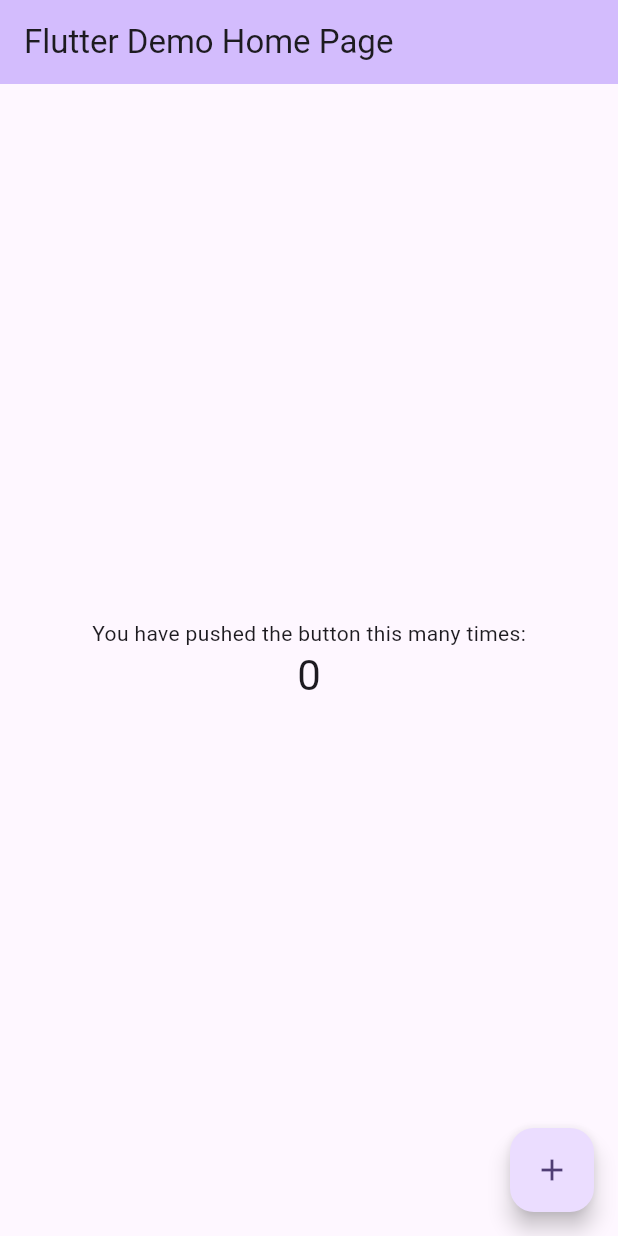
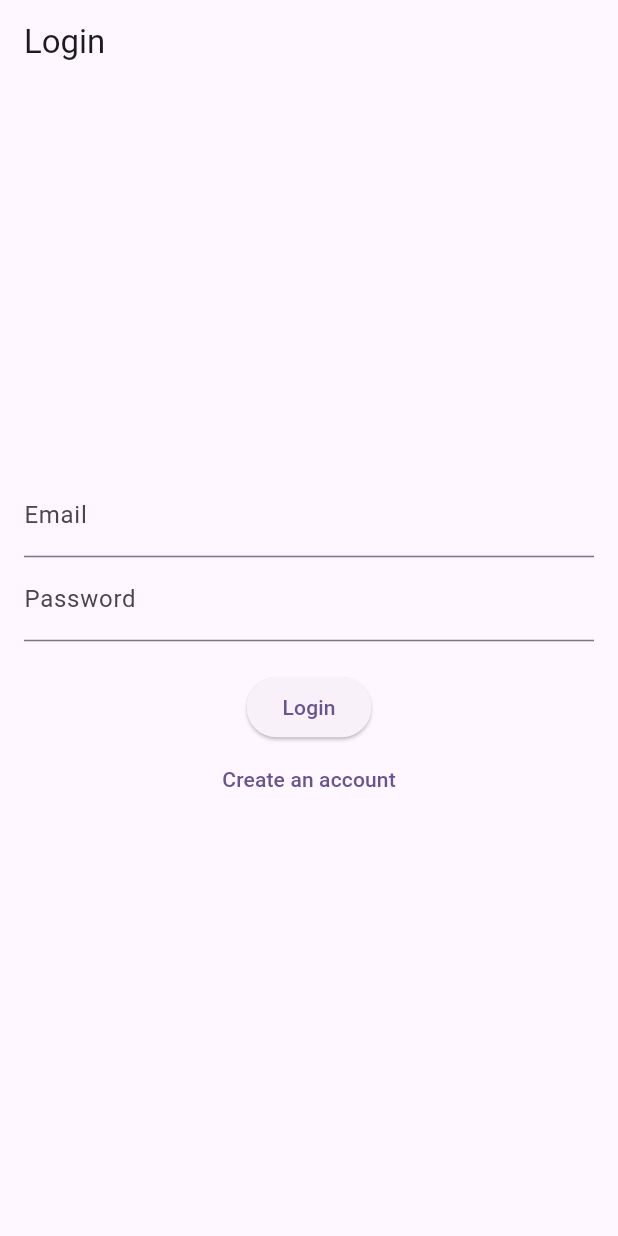
Before and after one commit to RiTa-23/MokumokuHazard, a Flutter app: the screen it shows after launch, on a phone screen of 412 x 824 dp. Run offline on Flutter 3.47's test engine with Material 3 defaults, Android fonts, the phone set to English and light mode, and no system bars; our stand-ins replace firebase_auth, firebase_core; accounts and stored records are empty.

Commit message:
add:ログイン・アカウント登録のひな型作成

```diff
--- /dev/null
+++ b/lib/auth_gate.dart
@@ -0,0 +1,97 @@
+import 'package:flutter/material.dart';
+import 'package:firebase_auth/firebase_auth.dart';
+import 'sample_page.dart'; // 遷移先画面のインポート
+
+class LoginPage extends StatefulWidget {
+  @override
+  _LoginPageState createState() => _LoginPageState();
+}
+
+class _LoginPageState extends State<LoginPage> {
+  bool _isLogin = true;
+  String email = '';
+  String password = '';
+  String infoText = '';
+
+  @override
+  Widget build(BuildContext context) {
+    return Scaffold(
+      appBar: AppBar(
+        title: Text(_isLogin ? 'Login' : 'Register'),
+      ),
+      body: Padding(
+        padding: const EdgeInsets.all(16.0),
+        child: Column(
+          mainAxisAlignment: MainAxisAlignment.center,
+          children: [
+            TextField(
+              decoration: InputDecoration(labelText: 'Email'),
+              onChanged: (value) {
+                setState(() {
+                  email = value;
+                });
+              },
+            ),
+            TextField(
+              decoration: InputDecoration(labelText: 'Password'),
+              obscureText: true,
+              onChanged: (value) {
+                setState(() {
+                  password = value;
+                });
+              },
+            ),
+            SizedBox(height: 20),
+            ElevatedButton(
+              onPressed: () async {
+                if (_isLogin) {
+                  // ログイン処理
+                  try {
+                    await FirebaseAuth.instance.signInWithEmailAndPassword(
+                      email: email,
+                      password: password,
+                    );
+                    Navigator.of(context).pushReplacement(
+                      MaterialPageRoute(builder: (context) => SamplePage()),
+                    );
+                  } catch (e) {
+                    setState(() {
+                      infoText = 'ログインに失敗しました: ${e.toString()}';
+                    });
+                  }
+                } else {
+                  // アカウント登録処理
+                  try {
+                    await FirebaseAuth.instance.createUserWithEmailAndPassword(
+                      email: email,
+                      password: password,
+                    );
+                    Navigator.of(context).pushReplacement(
+                      MaterialPageRoute(builder: (context) => SamplePage()),
+                    );
+                  } catch (e) {
+                    setState(() {
+                      infoText = '登録に失敗しました: ${e.toString()}';
+                    });
+                  }
+                }
+              },
+              child: Text(_isLogin ? 'Login' : 'Register'),
+            ),
+            TextButton(
+              onPressed: () {
+                setState(() {
+                  _isLogin = !_isLogin;
+                });
+              },
+              child: Text(_isLogin
+                  ? 'Create an account'
+                  : 'Already have an account? Login'),
+            ),
+            Text(infoText),
+          ],
+        ),
+      ),
+    );
+  }
+}
--- a/lib/main.dart
+++ b/lib/main.dart
@@ -1,6 +1,13 @@
 import 'package:flutter/material.dart';
+import 'package:firebase_core/firebase_core.dart';
+import 'firebase_options.dart';
+import 'auth_gate.dart';
 
-void main() {
+void main() async {
+  WidgetsFlutterBinding.ensureInitialized();
+  await Firebase.initializeApp(
+    options: DefaultFirebaseOptions.currentPlatform,
+  );
   runApp(const MyApp());
 }
 
@@ -13,113 +20,10 @@ class MyApp extends StatelessWidget {
     return MaterialApp(
       title: 'Flutter Demo',
       theme: ThemeData(
-        // This is the theme of your application.
-        //
-        // TRY THIS: Try running your application with "flutter run". You'll see
-        // the application has a purple toolbar. Then, without quitting the app,
-        // try changing the seedColor in the colorScheme below to Colors.green
-        // and then invoke "hot reload" (save your changes or press the "hot
-        // reload" button in a Flutter-supported IDE, or press "r" if you used
-        // the command line to start the app).
-        //
-        // Notice that the counter didn't reset back to zero; the application
-        // state is not lost during the reload. To reset the state, use hot
-        // restart instead.
-        //
-        // This works for code too, not just values: Most code changes can be
-        // tested with just a hot reload.
         colorScheme: ColorScheme.fromSeed(seedColor: Colors.deepPurple),
         useMaterial3: true,
       ),
-      home: const MyHomePage(title: 'Flutter Demo Home Page'),
+      home: LoginPage(),
     );
   }
 }
-
-class MyHomePage extends StatefulWidget {
-  const MyHomePage({super.key, required this.title});
-
-  // This widget is the home page of your application. It is stateful, meaning
-  // that it has a State object (defined below) that contains fields that affect
-  // how it looks.
-
-  // This class is the configuration for the state. It holds the values (in this
-  // case the title) provided by the parent (in this case the App widget) and
-  // used by the build method of the State. Fields in a Widget subclass are
-  // always marked "final".
-
-  final String title;
-
-  @override
-  State<MyHomePage> createState() => _MyHomePageState();
-}
-
-class _MyHomePageState extends State<MyHomePage> {
-  int _counter = 0;
-
-  void _incrementCounter() {
-    setState(() {
-      // This call to setState tells the Flutter framework that something has
-      // changed in this State, which causes it to rerun the build method below
-      // so that the display can reflect the updated values. If we changed
-      // _counter without calling setState(), then the build method would not be
-      // called again, and so nothing would appear to happen.
-      _counter++;
-    });
-  }
-
-  @override
-  Widget build(BuildContext context) {
-    // This method is rerun every time setState is called, for instance as done
-    // by the _incrementCounter method above.
-    //
-    // The Flutter framework has been optimized to make rerunning build methods
-    // fast, so that you can just rebuild anything that needs updating rather
-    // than having to individually change instances of widgets.
-    return Scaffold(
-      appBar: AppBar(
-        // TRY THIS: Try changing the color here to a specific color (to
-        // Colors.amber, perhaps?) and trigger a hot reload to see the AppBar
-        // change color while the other colors stay the same.
-        backgroundColor: Theme.of(context).colorScheme.inversePrimary,
-        // Here we take the value from the MyHomePage object that was created by
-        // the App.build method, and use it to set our appbar title.
-        title: Text(widget.title),
-      ),
-      body: Center(
-        // Center is a layout widget. It takes a single child and positions it
-        // in the middle of the parent.
-        child: Column(
-          // Column is also a layout widget. It takes a list of children and
-          // arranges them vertically. By default, it sizes itself to fit its
-          // children horizontally, and tries to be as tall as its parent.
-          //
-          // Column has various properties to control how it sizes itself and
-          // how it positions its children. Here we use mainAxisAlignment to
-          // center the children vertically; the main axis here is the vertical
-          // axis because Columns are vertical (the cross axis would be
-          // horizontal).
-          //
-          // TRY THIS: Invoke "debug painting" (choose the "Toggle Debug Paint"
-          // action in the IDE, or press "p" in the console), to see the
-          // wireframe for each widget.
-          mainAxisAlignment: MainAxisAlignment.center,
-          children: <Widget>[
-            const Text(
-              'You have pushed the button this many times:',
-            ),
-            Text(
-              '$_counter',
-              style: Theme.of(context).textTheme.headlineMedium,
-            ),
-          ],
-        ),
-      ),
-      floatingActionButton: FloatingActionButton(
-        onPressed: _incrementCounter,
-        tooltip: 'Increment',
-        child: const Icon(Icons.add),
-      ), // This trailing comma makes auto-formatting nicer for build methods.
-    );
-  }
-}
--- a/pubspec.yaml
+++ b/pubspec.yaml
@@ -34,6 +34,9 @@ dependencies:
   # The following adds the Cupertino Icons font to your application.
   # Use with the CupertinoIcons class for iOS style icons.
   cupertino_icons: ^1.0.8
+  firebase_core: ^3.12.1
+  firebase_auth: ^5.5.1
+  firebase_ui_auth: ^1.16.1
 
 dev_dependencies:
   flutter_test:
```
Also changed, not shown: lib/sample_page.dart (added, +28 -0 lines), firebase.json (added), lib/firebase_options.dart (added), pubspec.lock, 8 other files.
